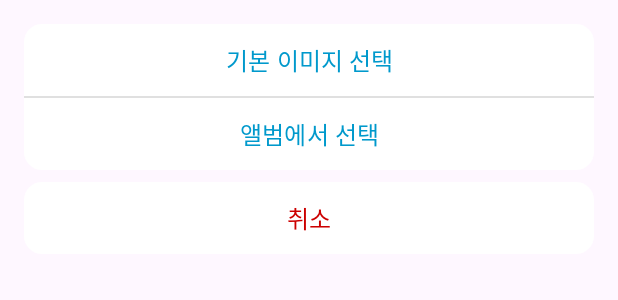
After one commit to Pacebook-app/Android, an Android app: the layout image_picker.xml on its own in the app's theme, with its tools: preview values and no code run, on a phone screen of 412 x 824 dp. The commit adds this screen. Shown: the top 300 px of the screen. Run offline under Robolectric (Android 15) with nearby library versions, the phone set to English and light mode, and no system bars.

Commit message:
#8 [지우/UI] - 모집글 카메라버튼 누르면 하단의 선택버튼 뜨게 UI작업 했습니다

```diff
--- /dev/null
+++ b/app/src/main/res/drawable/rounded_background.xml
@@ -0,0 +1,5 @@
+<?xml version="1.0" encoding="utf-8"?>
+<shape xmlns:android="http://schemas.android.com/apk/res/android">
+    <solid android:color="@android:color/white" />
+    <corners android:radius="12dp" />
+</shape>
--- a/app/src/main/res/layout/fragment_recruitment.xml
+++ b/app/src/main/res/layout/fragment_recruitment.xml
@@ -65,7 +65,7 @@
                     android:layout_gravity="bottom|end"
                     android:layout_margin="10dp"
                     app:srcCompat="@drawable/camera_icon"
-                    app:backgroundTint="#0A57FF"
+                    app:backgroundTint="#495C89"
                     app:tint="@android:color/white"
                     app:fabSize="mini"
                     app:iconSize="18dp"
--- /dev/null
+++ b/app/src/main/res/layout/image_picker.xml
@@ -0,0 +1,56 @@
+<?xml version="1.0" encoding="utf-8"?>
+<LinearLayout
+    xmlns:android="http://schemas.android.com/apk/res/android"
+    android:layout_width="match_parent"
+    android:layout_height="wrap_content"
+    android:orientation="vertical"
+    android:padding="16dp">
+
+    <LinearLayout
+        android:layout_width="match_parent"
+        android:layout_height="wrap_content"
+        android:orientation="vertical"
+        android:background="@drawable/rounded_background">
+
+        <com.google.android.material.button.MaterialButton
+            android:id="@+id/imagepicker_standard_mb"
+            style="@style/Widget.Material3.Button.TextButton"
+            android:layout_width="match_parent"
+            android:layout_height="wrap_content"
+            android:text="기본 이미지 선택"
+            android:textColor="@android:color/holo_blue_dark"
+            android:textSize="16sp"/>
+
+        <View
+            android:layout_width="match_parent"
+            android:layout_height="1dp"
+            android:background="?android:attr/listDivider"/>
+
+        <com.google.android.material.button.MaterialButton
+            android:id="@+id/imagepicker_choose_mb"
+            style="@style/Widget.Material3.Button.TextButton"
+            android:layout_width="match_parent"
+            android:layout_height="wrap_content"
+            android:text="앨범에서 선택"
+            android:textColor="@android:color/holo_blue_dark"
+            android:textSize="16sp"/>
+    </LinearLayout>
+
+    <LinearLayout
+        android:layout_width="match_parent"
+        android:layout_height="wrap_content"
+        android:orientation="vertical"
+        android:layout_marginTop="8dp"
+        android:background="@drawable/rounded_background">
+
+        <com.google.android.material.button.MaterialButton
+            android:id="@+id/imagepicker_cancel_mb"
+            style="@style/Widget.Material3.Button.TextButton"
+            android:layout_width="match_parent"
+            android:layout_height="wrap_content"
+            android:text="취소"
+            android:textColor="@android:color/holo_red_dark"
+            android:textSize="16sp"/>
+
+    </LinearLayout>
+</LinearLayout>
```
Also changed, not shown: app/src/main/java/com/example/pacebook/ui/main/ImagepickerDialog.kt (added, +52 -0 lines), app/src/main/java/com/example/pacebook/ui/main/Recruitment.kt (+21 -0 lines).
